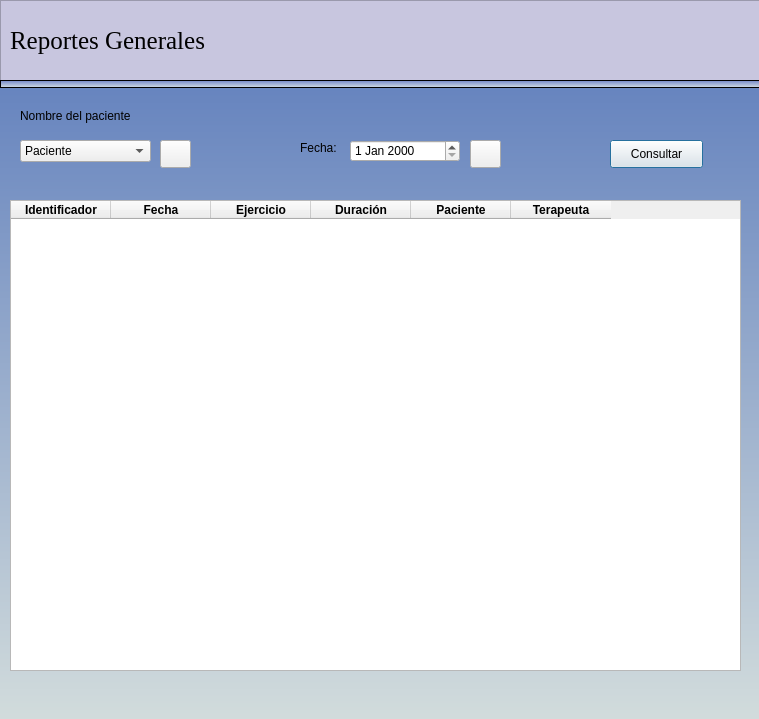
Above: pythonProject/vistas/reportesGenerales.ui from francisco2124/Cognidron-EEG-Version1.0 before the change. Below: the same form after it.
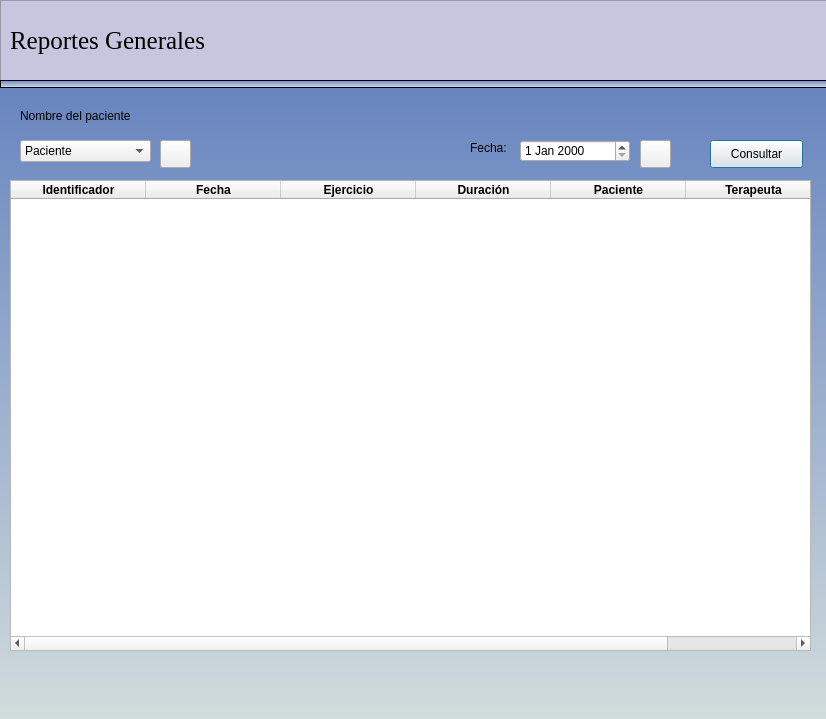
That is the form after the change. Icons and pictures are not drawn.

Commit message: Actualizaciones de reportes de potencias, sesion e impreso

The edit to the form file:
```diff
--- a/pythonProject/vistas/reportesGenerales.ui
+++ b/pythonProject/vistas/reportesGenerales.ui
@@ -6,20 +6,20 @@
    <rect>
     <x>0</x>
     <y>0</y>
-    <width>759</width>
+    <width>826</width>
     <height>719</height>
    </rect>
   </property>
   <property name="minimumSize">
    <size>
-    <width>736</width>
-    <height>717</height>
+    <width>826</width>
+    <height>719</height>
    </size>
   </property>
   <property name="maximumSize">
    <size>
-    <width>759</width>
-    <height>719</height>
+    <width>900</width>
+    <height>790</height>
    </size>
   </property>
   <property name="windowTitle">
@@ -61,7 +61,7 @@
   <widget class="QLabel" name="label_3">
    <property name="geometry">
     <rect>
-     <x>300</x>
+     <x>470</x>
      <y>140</y>
      <width>41</width>
      <height>16</height>
@@ -74,7 +74,7 @@
   <widget class="QPushButton" name="btnConsultar">
    <property name="geometry">
     <rect>
-     <x>610</x>
+     <x>710</x>
      <y>140</y>
      <width>93</width>
      <height>28</height>
@@ -88,8 +88,8 @@
    <property name="geometry">
     <rect>
      <x>10</x>
-     <y>200</y>
-     <width>731</width>
+     <y>180</y>
+     <width>801</width>
      <height>471</height>
     </rect>
    </property>
@@ -114,6 +114,9 @@
    <property name="columnCount">
     <number>6</number>
    </property>
+   <attribute name="horizontalHeaderDefaultSectionSize">
+    <number>135</number>
+   </attribute>
    <column>
     <property name="text">
      <string>Identificador</string>
@@ -251,7 +254,7 @@
   <widget class="QDateEdit" name="dateEdit">
    <property name="geometry">
     <rect>
-     <x>350</x>
+     <x>520</x>
      <y>140</y>
      <width>110</width>
      <height>22</height>
@@ -261,7 +264,7 @@
   <widget class="QPushButton" name="btnBuscarFecha">
    <property name="geometry">
     <rect>
-     <x>470</x>
+     <x>640</x>
      <y>140</y>
      <width>31</width>
      <height>28</height>
@@ -280,7 +283,7 @@
     <rect>
      <x>0</x>
      <y>0</y>
-     <width>771</width>
+     <width>851</width>
      <height>81</height>
     </rect>
    </property>
@@ -322,7 +325,7 @@
    <widget class="QLabel" name="label_24">
     <property name="geometry">
      <rect>
-      <x>680</x>
+      <x>750</x>
       <y>10</y>
       <width>71</width>
       <height>61</height>
@@ -346,7 +349,7 @@
     <rect>
      <x>0</x>
      <y>80</y>
-     <width>761</width>
+     <width>851</width>
      <height>8</height>
     </rect>
    </property>
@@ -372,7 +375,7 @@
     <rect>
      <x>0</x>
      <y>70</y>
-     <width>801</width>
+     <width>851</width>
      <height>651</height>
     </rect>
    </property>
```
The commit also changes 44 other files.
